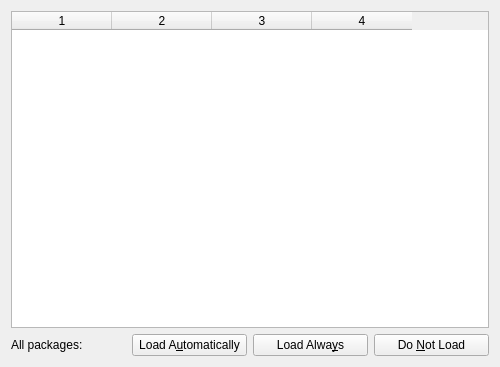
Qt form src/frontends/qt4/ui/MathsUi.ui (cburschka/lyx) before a commit.
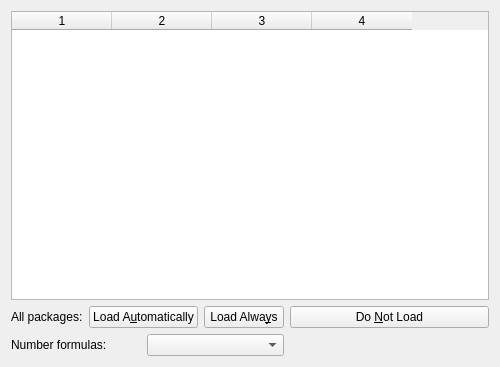
The same form after that commit.

Commit message:
support for the document class option leqno
- fileformat change

Diff of the .ui file:
```diff
--- a/src/frontends/qt4/ui/MathsUi.ui
+++ b/src/frontends/qt4/ui/MathsUi.ui
@@ -13,8 +13,72 @@
   <property name="windowTitle">
    <string/>
   </property>
-  <layout class="QGridLayout" name="gridLayout_2">
-   <item row="0" column="0" colspan="4">
+  <layout class="QGridLayout" name="gridLayout">
+   <item row="1" column="0">
+    <widget class="QLabel" name="allPakcagesLA">
+     <property name="text">
+      <string>All packages:</string>
+     </property>
+    </widget>
+   </item>
+   <item row="1" column="1" colspan="2">
+    <widget class="QPushButton" name="allPackagesAutoPB">
+     <property name="text">
+      <string>Load A&amp;utomatically</string>
+     </property>
+    </widget>
+   </item>
+   <item row="1" column="3">
+    <widget class="QPushButton" name="allPackagesAlwaysPB">
+     <property name="text">
+      <string>Load Alwa&amp;ys</string>
+     </property>
+    </widget>
+   </item>
+   <item row="1" column="4" colspan="2">
+    <widget class="QPushButton" name="allPackagesNotPB">
+     <property name="text">
+      <string>Do &amp;Not Load</string>
+     </property>
+    </widget>
+   </item>
+   <item row="2" column="0" colspan="2">
+    <widget class="QLabel" name="MathNumberingPosL">
+     <property name="minimumSize">
+      <size>
+       <width>115</width>
+       <height>18</height>
+      </size>
+     </property>
+     <property name="text">
+      <string>Number formulas:</string>
+     </property>
+    </widget>
+   </item>
+   <item row="2" column="2" colspan="2">
+    <widget class="QComboBox" name="MathNumberingPosCO">
+     <property name="enabled">
+      <bool>true</bool>
+     </property>
+     <property name="toolTip">
+      <string>Size of the indentation</string>
+     </property>
+    </widget>
+   </item>
+   <item row="2" column="5">
+    <spacer name="horizontalSpacer_1">
+     <property name="orientation">
+      <enum>Qt::Horizontal</enum>
+     </property>
+     <property name="sizeHint" stdset="0">
+      <size>
+       <width>268</width>
+       <height>20</height>
+      </size>
+     </property>
+    </spacer>
+   </item>
+   <item row="0" column="0" colspan="6">
     <widget class="QTableWidget" name="packagesTW">
      <property name="sizePolicy">
       <sizepolicy hsizetype="Expanding" vsizetype="Expanding">
@@ -37,34 +101,6 @@
      <column/>
     </widget>
    </item>
-   <item row="1" column="0">
-    <widget class="QLabel" name="allPakcagesLA">
-     <property name="text">
-      <string>All packages:</string>
-     </property>
-    </widget>
-   </item>
-   <item row="1" column="1">
-    <widget class="QPushButton" name="allPackagesAutoPB">
-     <property name="text">
-      <string>Load A&amp;utomatically</string>
-     </property>
-    </widget>
-   </item>
-   <item row="1" column="2">
-    <widget class="QPushButton" name="allPackagesAlwaysPB">
-     <property name="text">
-      <string>Load Alwa&amp;ys</string>
-     </property>
-    </widget>
-   </item>
-   <item row="1" column="3">
-    <widget class="QPushButton" name="allPackagesNotPB">
-     <property name="text">
-      <string>Do &amp;Not Load</string>
-     </property>
-    </widget>
-   </item>
   </layout>
  </widget>
  <includes>
```
The commit also changes 8 other files.
